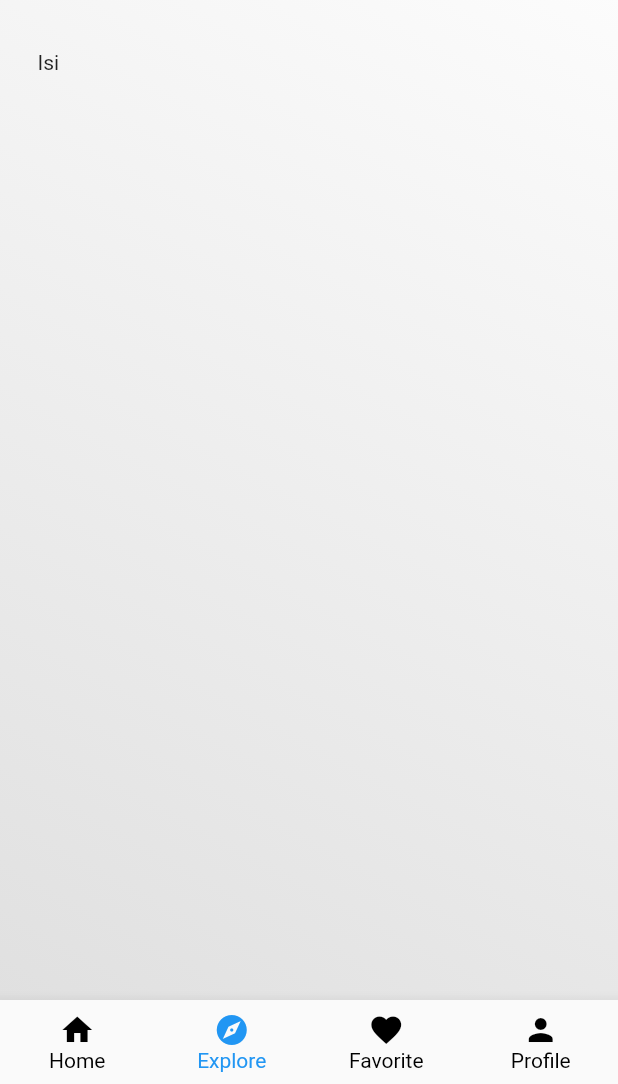
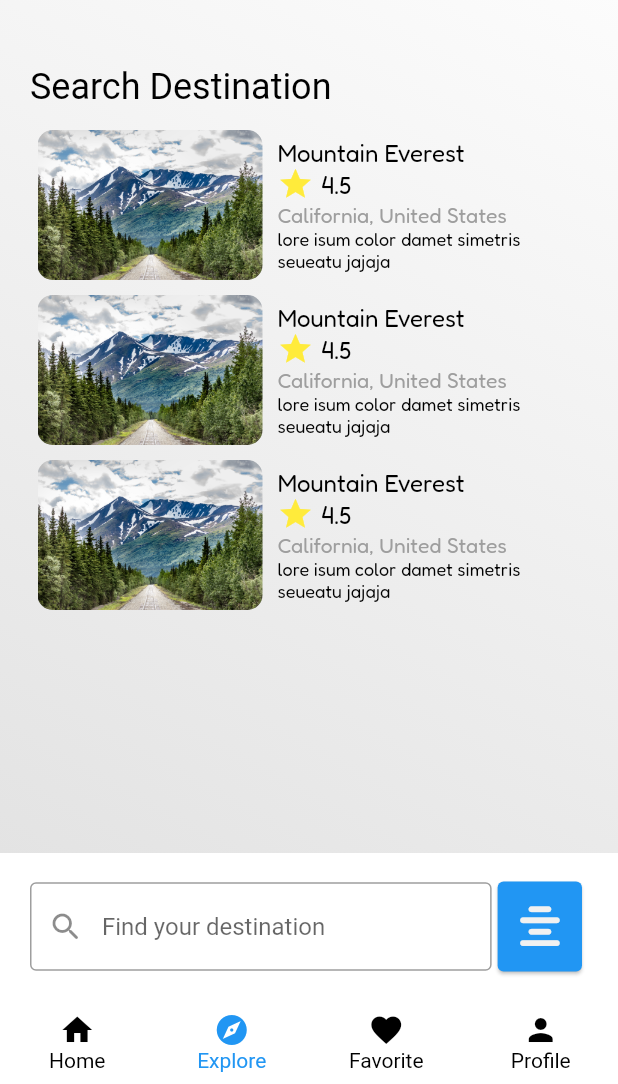
Before and after one commit to nerufuyo/packerin, a Flutter app: the screen it shows after launch, item 2 of the bottom bar chosen, on a phone screen of 412 x 824 dp, the part 152-1236 px from its top. Run offline on Flutter 3.47's test engine with Material 2 defaults, Android fonts, the light colour scheme and no system bars; our stand-ins replace font_awesome_flutter, geocoding, geolocator, google_fonts.

Commit message:
add explore and favorite pages

```diff
--- a/lib/presentation/pages/packerin_explore_page.dart
+++ b/lib/presentation/pages/packerin_explore_page.dart
@@ -1,5 +1,8 @@
 import 'package:flutter/material.dart';
+import 'package:packerin/common/style.dart';
+import 'package:packerin/presentation/widgets/packerin_card_widget.dart';
 import 'package:packerin/presentation/widgets/packerin_header_widget.dart';
+import 'package:packerin/presentation/widgets/packerin_search_widget.dart';
 
 class PackerinExplorePage extends StatefulWidget {
   const PackerinExplorePage({Key? key}) : super(key: key);
@@ -24,11 +27,23 @@ class _PackerinExplorePageState extends State {
           children: [
             const HeaderWidget(),
             Padding(
+              padding: const EdgeInsets.symmetric(vertical: 10, horizontal: 20),
+              child: Text(
+                'Search Destination',
+                style: titleText,
+              ),
+            ),
+            Padding(
               padding: const EdgeInsets.only(left: 25, right: 25),
               child: Column(
-                children: const [Text('Isi')],
+                children: const [
+                  PackerinCardWidget(),
+                  PackerinCardWidget(),
+                  PackerinCardWidget()
+                ],
               ),
             ),
+            const PackerinSearchWidget()
           ],
         ),
       ),
--- a/lib/presentation/pages/packerin_favorite_page.dart
+++ b/lib/presentation/pages/packerin_favorite_page.dart
@@ -1,4 +1,6 @@
 import 'package:flutter/material.dart';
+import 'package:packerin/common/style.dart';
+import 'package:packerin/presentation/widgets/packerin_card_widget.dart';
 import 'package:packerin/presentation/widgets/packerin_header_widget.dart';
 
 class PackerinFavoritePage extends StatefulWidget {
@@ -24,9 +26,18 @@ class _PackerinFavoritePageState extends State {
           children: [
             const HeaderWidget(),
             Padding(
+              padding: const EdgeInsets.symmetric(vertical: 10, horizontal: 20),
+              child: Text(
+                'Favorite Destination',
+                style: titleText,
+              ),
+            ),
+            Padding(
               padding: const EdgeInsets.only(left: 25, right: 25),
               child: Column(
-                children: const [Text('Isi')],
+                children: const [
+                  PackerinCardWidget(),
+                ],
               ),
             ),
           ],
--- a/lib/presentation/widgets/packerin_bottom_navigation_widget.dart
+++ b/lib/presentation/widgets/packerin_bottom_navigation_widget.dart
@@ -36,6 +36,8 @@ class _PackerinBottomNavigationWidgetState
         children: screens,
       ),
       bottomNavigationBar: BottomNavigationBar(
+        backgroundColor: Colors.white,
+        elevation: 0,
         currentIndex: currentIndex,
         onTap: (index) => setState((() => currentIndex = index)),
         items: const [
--- /dev/null
+++ b/lib/presentation/widgets/packerin_card_widget.dart
@@ -0,0 +1,70 @@
+import 'package:flutter/material.dart';
+import 'package:packerin/common/style.dart';
+
+class PackerinCardWidget extends StatelessWidget {
+  const PackerinCardWidget({
+    Key? key,
+  }) : super(key: key);
+
+  @override
+  Widget build(BuildContext context) {
+    return Container(
+      margin: const EdgeInsets.symmetric(vertical: 5),
+      child: InkWell(
+        borderRadius: BorderRadius.circular(20),
+        splashColor: Colors.grey,
+        highlightColor: Colors.blue,
+        child: Row(
+          children: [
+            ClipRRect(
+              borderRadius: BorderRadius.circular(10),
+              child: Image.asset(
+                'assets/mountains.jpg',
+                height: 100,
+              ),
+            ),
+            Expanded(
+                child: Padding(
+              padding: const EdgeInsets.symmetric(horizontal: 10),
+              child: Column(
+                mainAxisAlignment: MainAxisAlignment.start,
+                crossAxisAlignment: CrossAxisAlignment.start,
+                children: [
+                  Text(
+                    'Mountain Everest',
+                    style: nameText,
+                  ),
+                  Row(
+                    children: [
+                      const Icon(
+                        Icons.star,
+                        color: Colors.yellow,
+                      ),
+                      const SizedBox(
+                        width: 5,
+                      ),
+                      Text(
+                        '4.5',
+                        style: nameText,
+                      )
+                    ],
+                  ),
+                  Text(
+                    'California, United States',
+                    style: subNameText,
+                  ),
+                  Text(
+                    'lore isum color damet simetris seueatu jajaja',
+                    style: detailText,
+                    maxLines: 2,
+                    overflow: TextOverflow.ellipsis,
+                  )
+                ],
+              ),
+            ))
+          ],
+        ),
+      ),
+    );
+  }
+}
--- /dev/null
+++ b/lib/presentation/widgets/packerin_search_widget.dart
@@ -0,0 +1,64 @@
+import 'package:flutter/material.dart';
+import 'package:font_awesome_flutter/font_awesome_flutter.dart';
+import 'package:packerin/common/style.dart';
+
+class PackerinSearchWidget extends StatelessWidget {
+  const PackerinSearchWidget({
+    Key? key,
+  }) : super(key: key);
+
+  @override
+  Widget build(BuildContext context) {
+    return Expanded(
+      child: Stack(
+        children: [
+          Positioned(
+            bottom: 0,
+            left: 0,
+            right: 0,
+            child: Container(
+              color: Colors.white,
+              child: Padding(
+                padding:
+                    const EdgeInsets.symmetric(horizontal: 20, vertical: 15),
+                child: Row(
+                  mainAxisAlignment: MainAxisAlignment.spaceBetween,
+                  children: [
+                    Flexible(
+                      child: TextField(
+                        decoration: InputDecoration(
+                            hintText: 'Find your destination',
+                            fillColor: Colors.grey.shade600,
+                            hoverColor: Colors.grey.shade600,
+                            border: const OutlineInputBorder(),
+                            prefixIcon: const Icon(Icons.search_rounded)),
+                      ),
+                    ),
+                    InkWell(
+                      onTap: () {},
+                      child: Card(
+                          color: Colors.blue,
+                          child: Padding(
+                            padding: const EdgeInsets.symmetric(
+                                horizontal: 15, vertical: 15),
+                            child: Container(
+                              decoration: BoxDecoration(
+                                  borderRadius: BorderRadius.circular(20)),
+                              child: const FaIcon(
+                                FontAwesomeIcons.alignCenter,
+                                color: whiteColor,
+                                size: 30,
+                              ),
+                            ),
+                          )),
+                    ),
+                  ],
+                ),
+              ),
+            ),
+          ),
+        ],
+      ),
+    );
+  }
+}
```
